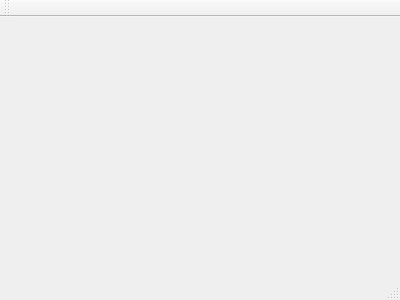
This is client/ui/mainwindow.ui in Spiek/etuprom-qt as Qt 5 draws it before an edit. The edited form follows.
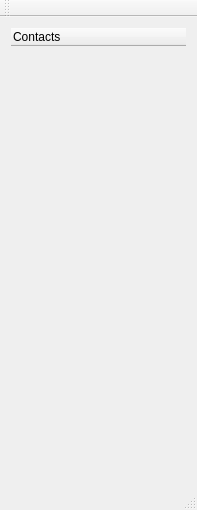
This is the edited form.

Commit message: Client + add global resource file which will contain later all needed pictures sounds aso. + add two new icons to resources, src of pictures:   http://openiconlibrary.sourceforge.net/gallery2/open_icon_library-full/icons/png/48x48/status/user-offline.png   http://openiconlibrary.sourceforge.net/gallery2/open_icon_library-full/icons/png/48x48/status/user-online.png * comment improvement in login form * add user list functionality * comment improvements in main form * packet processor are now able to handle received contact lists * contact list widget to main window added

Patch:
```diff
--- a/client/ui/mainwindow.ui
+++ b/client/ui/mainwindow.ui
@@ -1,24 +1,102 @@
 <ui version="4.0">
  <class>MainWindow</class>
- <widget class="QMainWindow" name="MainWindow" >
-  <property name="geometry" >
+ <widget class="QMainWindow" name="MainWindow">
+  <property name="geometry">
    <rect>
     <x>0</x>
     <y>0</y>
-    <width>400</width>
-    <height>300</height>
+    <width>197</width>
+    <height>510</height>
    </rect>
   </property>
   <property name="windowTitle" >
    <string>MainWindow</string>
   </property>
-  <widget class="QMenuBar" name="menuBar" />
-  <widget class="QToolBar" name="mainToolBar" />
-  <widget class="QWidget" name="centralWidget" />
-  <widget class="QStatusBar" name="statusBar" />
+  <widget class="QWidget" name="centralWidget">
+   <layout class="QGridLayout" name="gridLayout">
+    <item row="0" column="0">
+     <widget class="QTreeWidget" name="treeWidgetContactList">
+      <property name="palette">
+       <palette>
+        <active>
+         <colorrole role="Base">
+          <brush brushstyle="SolidPattern">
+           <color alpha="0">
+            <red>255</red>
+            <green>255</green>
+            <blue>255</blue>
+           </color>
+          </brush>
+         </colorrole>
+        </active>
+        <inactive>
+         <colorrole role="Base">
+          <brush brushstyle="SolidPattern">
+           <color alpha="0">
+            <red>255</red>
+            <green>255</green>
+            <blue>255</blue>
+           </color>
+          </brush>
+         </colorrole>
+        </inactive>
+        <disabled>
+         <colorrole role="Base">
+          <brush brushstyle="SolidPattern">
+           <color alpha="255">
+            <red>240</red>
+            <green>240</green>
+            <blue>240</blue>
+           </color>
+          </brush>
+         </colorrole>
+        </disabled>
+       </palette>
+      </property>
+      <property name="font">
+       <font>
+        <pointsize>9</pointsize>
+        <weight>50</weight>
+        <italic>false</italic>
+        <bold>false</bold>
+       </font>
+      </property>
+      <property name="frameShape">
+       <enum>QFrame::NoFrame</enum>
+      </property>
+      <property name="verticalScrollMode">
+       <enum>QAbstractItemView::ScrollPerPixel</enum>
+      </property>
+      <column>
+       <property name="text">
+        <string>Contacts</string>
+       </property>
+      </column>
+     </widget>
+    </item>
+   </layout>
+  </widget>
+  <widget class="QMenuBar" name="menuBar">
+   <property name="geometry">
+    <rect>
+     <x>0</x>
+     <y>0</y>
+     <width>197</width>
+     <height>21</height>
+    </rect>
+   </property>
+  </widget>
+  <widget class="QToolBar" name="mainToolBar">
+   <attribute name="toolBarArea">
+    <enum>TopToolBarArea</enum>
+   </attribute>
+   <attribute name="toolBarBreak">
+    <bool>false</bool>
+   </attribute>
+  </widget>
+  <widget class="QStatusBar" name="statusBar"/>
  </widget>
- <layoutDefault spacing="6" margin="11" />
- <pixmapfunction></pixmapfunction>
+ <layoutdefault spacing="6" margin="11"/>
  <resources/>
  <connections/>
 </ui>
```
Left out of the diff: 3 changed lines with no effect on the pictures. The commit also changes 9 other files.
